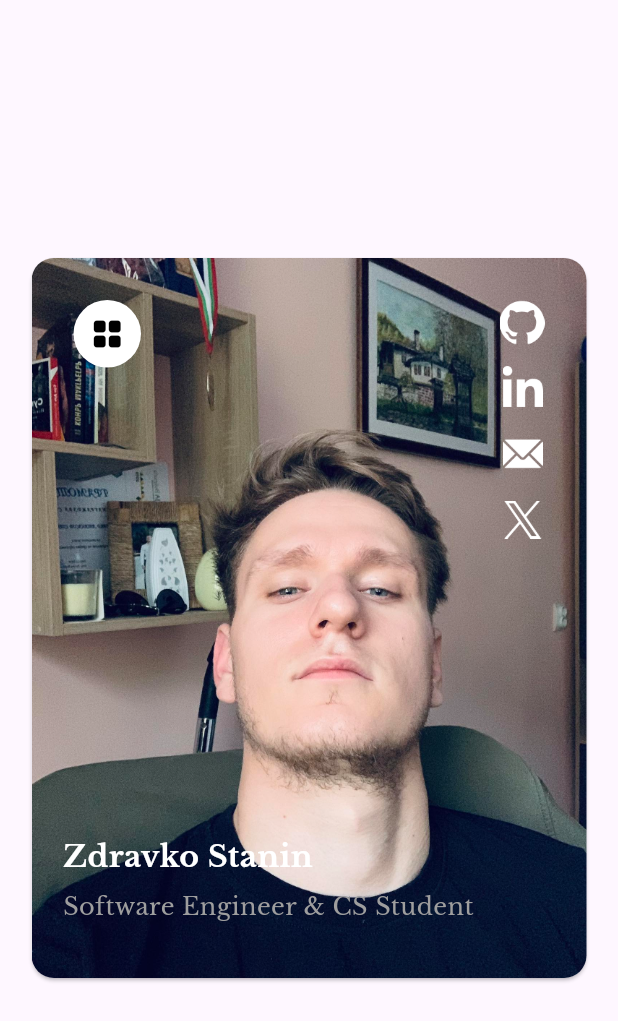
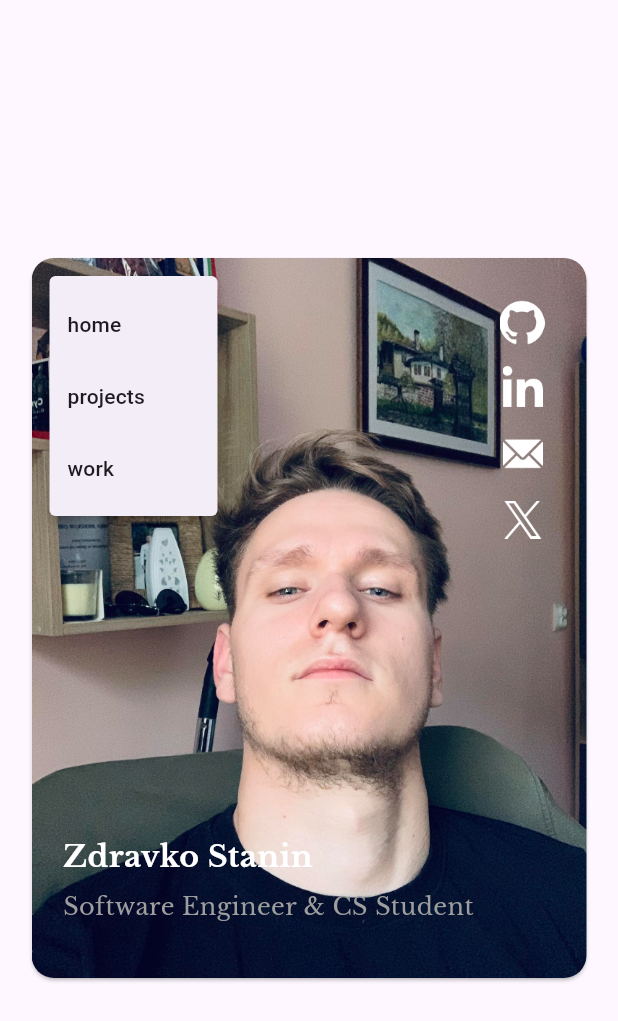
Before and after one commit to zdravkostanin1/personal_website, a Flutter app: the screen it shows after launch, after a tap on the "grid view" icon, on a phone screen of 412 x 824 dp. Shown: the top 1021 px of the screen. Run offline on Flutter 3.47's test engine with Material 3 defaults, Android fonts, the phone set to English and light mode, and no system bars; our stand-ins replace google_fonts.

Commit message:
First commit of 25. Adding a popup menu button to display items in the click of the grid view button - in the card view.

```diff
--- a/lib/src/app.dart
+++ b/lib/src/app.dart
@@ -44,6 +44,31 @@ class _CardViewState extends State<CardView> {
               child: GestureDetector(
                 // TODO: Implement
                 onTap: () {},
+                child: PopupMenuButton(
+                  onSelected: (value) {
+                    switch (value) {
+                      case 'home':
+                        Navigator.pushNamed(context, '/');
+                        break;
+                      case 'projects':
+                        Navigator.pushNamed(context, '/projects');
+                        break;
+                      case 'work':
+                        // TODO: Implement pushNamed to work page
+                        break;
+                    }
+                  },
+                  itemBuilder: (context) => [
+                    const PopupMenuItem(
+                      child: Text('home'),
+                    ),
+                    const PopupMenuItem(
+                      child: Text('projects'),
+                    ),
+                    const PopupMenuItem(
+                      child: Text('work'),
+                    ),
+                  ],
                   child: Padding(
                     padding: const EdgeInsets.all(16.0),
                     child: Container(
@@ -57,6 +82,7 @@ class _CardViewState extends State<CardView> {
                         Icons.grid_view_rounded,
                         color: Colors.black,
                         size: 24,
+                      ),
                     ),
                   ),
                 ),
```
Lines whose indentation alone changed are shown as unchanged.
